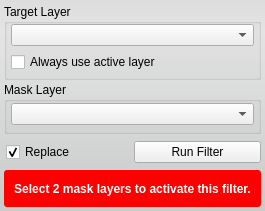
Above: src/Interface/ToolInterface/RemoveFilterInterface.ui from jessdtate/Seg3D before the change. Below: the same form after it.
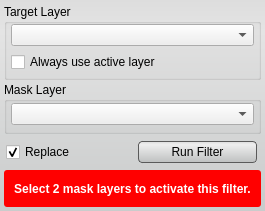
That is the form after the change. Custom widgets are drawn as their Qt base class.

Commit message: added styles to the ui buttons still some tweaking that needs done.  check out the Discrete Gaussian Blur tool and let me know if the lighter background looks better.

The edit to the form file:
```diff
--- a/src/Interface/ToolInterface/RemoveFilterInterface.ui
+++ b/src/Interface/ToolInterface/RemoveFilterInterface.ui
@@ -35,6 +35,27 @@
    <string notr="true">QWidget#RemoveFilterInterface{
 	border-radius: 3px;
 	background-color: qlineargradient(spread:pad, x1:0.5, y1:0, x2:0.5, y2:0.960227, stop:0 rgba(221, 221, 221, 255), stop:0.155779 rgba(228, 228, 228, 255), stop:1 rgba(202, 204, 204, 255));      
+}
+
+QPushButton{
+	background-color: qlineargradient(spread:pad, x1:0.5, y1:0, x2:0.5, y2:0.960227, stop:0 rgba(221, 221, 221, 255), stop:0.155779 rgba(238, 238, 238, 255), stop:1 rgba(192, 194, 194, 255));
+	border-radius: 4px;
+	border: 1px solid rgb(90, 90, 90);
+	margin:4px;
+}
+
+QPushButton:hover{
+	background-color: qlineargradient(spread:pad, x1:0.5, y1:0, x2:0.5, y2:1, stop:0 rgba(195, 195, 195, 255), stop:0.253769 rgba(206, 206, 206, 255), stop:1 rgba(185, 185, 185, 255));
+	border-radius: 4px;
+	border: 1px solid rgb(90, 90, 90);
+	margin:4px;
+}
+
+QPushButton:pressed{
+	background-color: qlineargradient(spread:pad, x1:0.5, y1:0, x2:0.5, y2:1, stop:0 rgba(150, 150, 150, 255), stop:0.753769 rgba(206, 206, 206, 255), stop:1 rgba(185, 185, 185, 255));
+	border-radius: 4px;
+	border: 1px solid rgb(90, 90, 90);
+	margin:4px;
 }</string>
   </property>
   <layout class="QVBoxLayout" name="verticalLayout">
@@ -212,6 +233,12 @@
       </item>
       <item>
        <widget class="QPushButton" name="runFilterButton">
+        <property name="minimumSize">
+         <size>
+          <width>0</width>
+          <height>30</height>
+         </size>
+        </property>
         <property name="text">
          <string>Run Filter</string>
         </property>
```
The commit also changes 57 other files.
